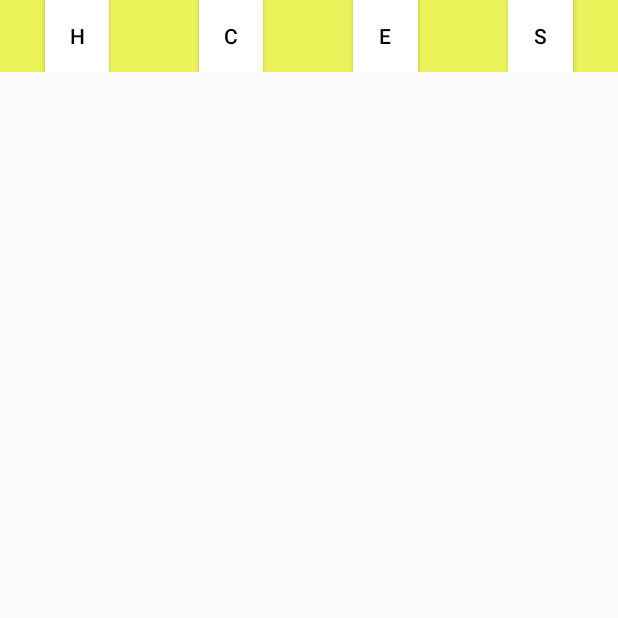
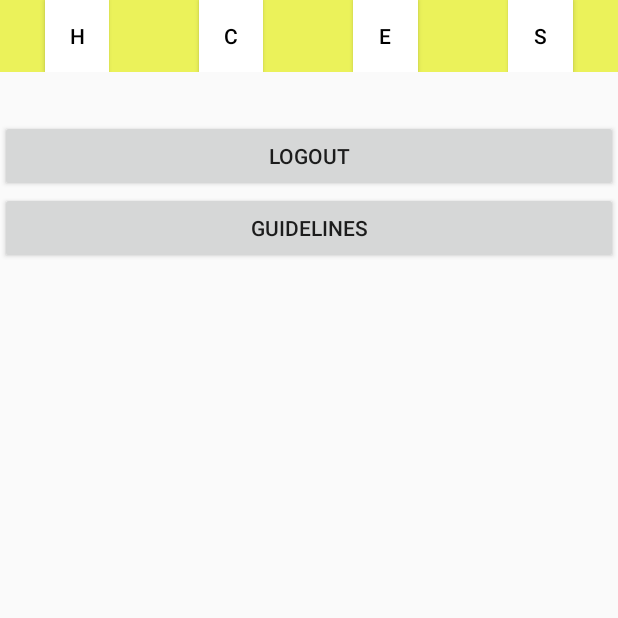
Before and after one commit to caoimhemalone/SoftwareProject, an Android app: the Settings screen opened directly, with no data from a screen before it, on a phone screen of 412 x 824 dp, the top half of it. Run offline under Robolectric (Android 15) with nearby library versions, the phone set to English and light mode, and no system bars.

Commit message:
Guidelines part added

```diff
--- a/SoftwareProjectAndroid/app/src/main/java/com/example/caoimhemalone/amazonaws/softwareproject/Settings.java
+++ b/SoftwareProjectAndroid/app/src/main/java/com/example/caoimhemalone/amazonaws/softwareproject/Settings.java
@@ -13,7 +13,7 @@ import android.widget.Button;
  */
 
 public class Settings extends AppCompatActivity {
-    private Button HButton,CButton, EButton, SButton;
+    private Button HButton,CButton, EButton, SButton, guidelines;
     @Override
     protected void onCreate(Bundle savedInstanceState) {
         super.onCreate(savedInstanceState);
@@ -63,5 +63,16 @@ public class Settings extends AppCompatActivity {
             }
         });
 
+        guidelines = (Button) findViewById(R.id.guidlinesBTN);
+        guidelines.setOnClickListener(new View.OnClickListener() {
+            @Override
+            public void onClick(View v) {
+                Intent i;
+                i = new Intent(getApplicationContext(), Guidelines.class);
+                startActivity(i);
+                finish();
+            }
+        });
+
     }
 }
--- a/SoftwareProjectAndroid/app/src/main/res/layout/app_bar_main.xml
+++ b/SoftwareProjectAndroid/app/src/main/res/layout/app_bar_main.xml
@@ -4,17 +4,21 @@
     xmlns:tools="http://schemas.android.com/tools"
     android:layout_width="match_parent"
     android:layout_height="match_parent"
-    tools:context="com.example.caoimhemalone.softwareproject.MainActivity">
+    tools:context="com.example.caoimhemalone.amazonaws.softwareproject.MainActivity"
+    android:paddingBottom="30dp"
+    >
 
     <android.support.design.widget.AppBarLayout
         android:layout_width="match_parent"
         android:layout_height="wrap_content"
-        android:theme="@style/AppTheme.AppBarOverlay">
+        android:theme="@style/AppTheme.AppBarOverlay"
+        >
 
         <LinearLayout
             android:layout_width="match_parent"
             android:layout_height="match_parent"
-            android:orientation="horizontal">
+            android:orientation="horizontal"
+            >
 
             <Button
                 android:id="@+id/HomeButton"
@@ -67,6 +71,5 @@
 
     </android.support.design.widget.AppBarLayout>
 
-    <!--<include layout="@layout/content_main" />-->
 
 </android.support.design.widget.CoordinatorLayout>
--- a/SoftwareProjectAndroid/app/src/main/res/layout/settings_content.xml
+++ b/SoftwareProjectAndroid/app/src/main/res/layout/settings_content.xml
@@ -4,12 +4,32 @@
     android:layout_width="match_parent"
     android:layout_height="match_parent"
     xmlns:tools="http://schemas.android.com/tools"
-    tools:context="com.example.caoimhemalone.softwareproject.Settings">
+    tools:context="com.example.caoimhemalone.amazonaws.softwareproject.Settings">
 
     <include
         layout="@layout/app_bar_main"
         android:layout_width="match_parent"
         android:layout_height="wrap_content"
+        android:id="@+id/barInclude"
+        android:paddingBottom="40dp"
         />
 
+    <LinearLayout
+        android:layout_width="match_parent"
+        android:layout_height="wrap_content"
+        android:orientation="vertical"
+        android:paddingTop="80dp">
+
+        <Button
+            android:id="@+id/logout"
+            android:layout_width="match_parent"
+            android:layout_height="wrap_content"
+            android:text="@string/logout" />
+
+        <Button
+            android:id="@+id/guidlinesBTN"
+            android:layout_width="match_parent"
+            android:layout_height="wrap_content"
+            android:text="@string/guidelines" />
+    </LinearLayout>
 </android.support.constraint.ConstraintLayout>
--- a/SoftwareProjectAndroid/app/src/main/res/values/strings.xml
+++ b/SoftwareProjectAndroid/app/src/main/res/values/strings.xml
@@ -21,6 +21,7 @@
     <string name="addUser">Add User</string>
     <string name="password">Password</string>
     <string name="conPword">Confirm Password</string>
+    <string name="logout">Logout</string>
 
     <string name="emergency">Emergency</string>
     <string name="nineoneone"> Call 911</string>
@@ -34,5 +35,19 @@
     <string name="tab_text_5">Tab 2</string>
     <string name="section_format">Hello World from section: %1$d</string>
 
+    <string name="guidelines">Guidelines</string>
+    <string name="guidelinesFull">Lorem ipsum dolor sit amet, consectetur adipiscing elit. Integer nec odio. Praesent libero. Sed cursus ante dapibus diam. Sed nisi. Nulla quis sem at nibh elementum imperdiet. Duis sagittis ipsum. Praesent mauris. Fusce nec tellus sed augue semper porta. Mauris massa. Vestibulum lacinia arcu eget nulla. Class aptent taciti sociosqu ad litora torquent per conubia nostra, per inceptos himenaeos. Curabitur sodales ligula in libero. Sed dignissim lacinia nunc.
+
+Curabitur tortor. Pellentesque nibh. Aenean quam. In scelerisque sem at dolor. Maecenas mattis. Sed convallis tristique sem. Proin ut ligula vel nunc egestas porttitor. Morbi lectus risus, iaculis vel, suscipit quis, luctus non, massa. Fusce ac turpis quis ligula lacinia aliquet. Mauris ipsum. Nulla metus metus, ullamcorper vel, tincidunt sed, euismod in, nibh. Quisque volutpat condimentum velit.
+
+Class aptent taciti sociosqu ad litora torquent per conubia nostra, per inceptos himenaeos. Nam nec ante. Sed lacinia, urna non tincidunt mattis, tortor neque adipiscing diam, a cursus ipsum ante quis turpis. Nulla facilisi. Ut fringilla. Suspendisse potenti. Nunc feugiat mi a tellus consequat imperdiet. Vestibulum sapien. Proin quam. Etiam ultrices. Suspendisse in justo eu magna luctus suscipit. Sed lectus. Integer euismod lacus luctus magna. Quisque cursus, metus vitae pharetra auctor, sem massa mattis sem, at interdum magna augue eget diam.
+
+Vestibulum ante ipsum primis in faucibus orci luctus et ultrices posuere cubilia Curae; Morbi lacinia molestie dui. Praesent blandit dolor. Sed non quam. In vel mi sit amet augue congue elementum. Morbi in ipsum sit amet pede facilisis laoreet. Donec lacus nunc, viverra nec, blandit vel, egestas et, augue. Vestibulum tincidunt malesuada tellus. Ut ultrices ultrices enim. Curabitur sit amet mauris. Morbi in dui quis est pulvinar ullamcorper. Nulla facilisi. Integer lacinia sollicitudin massa.
+
+Cras metus. Sed aliquet risus a tortor. Integer id quam. Morbi mi. Quisque nisl felis, venenatis tristique, dignissim in, ultrices sit amet, augue. Proin sodales libero eget ante. Nulla quam. Aenean laoreet. Vestibulum nisi lectus, commodo ac, facilisis ac, ultricies eu, pede. Ut orci risus, accumsan porttitor, cursus quis, aliquet eget, justo. Sed pretium blandit orci. Ut eu diam at pede suscipit sodales. Aenean lectus elit, fermentum non, convallis id, sagittis at, neque.
+
+
+</string>
+
 
 </resources>
```
Also changed, not shown: SoftwareProjectAndroid/app/src/main/AndroidManifest.xml (+6 -2 lines), SoftwareProjectAndroid/app/src/main/java/com/example/caoimhemalone/amazonaws/softwareproject/Guidelines.java (added, +72 -0 lines), SoftwareProjectAndroid/app/src/main/res/layout/guidelines_content.xml (added, +43 -0 lines), 1 other file.
